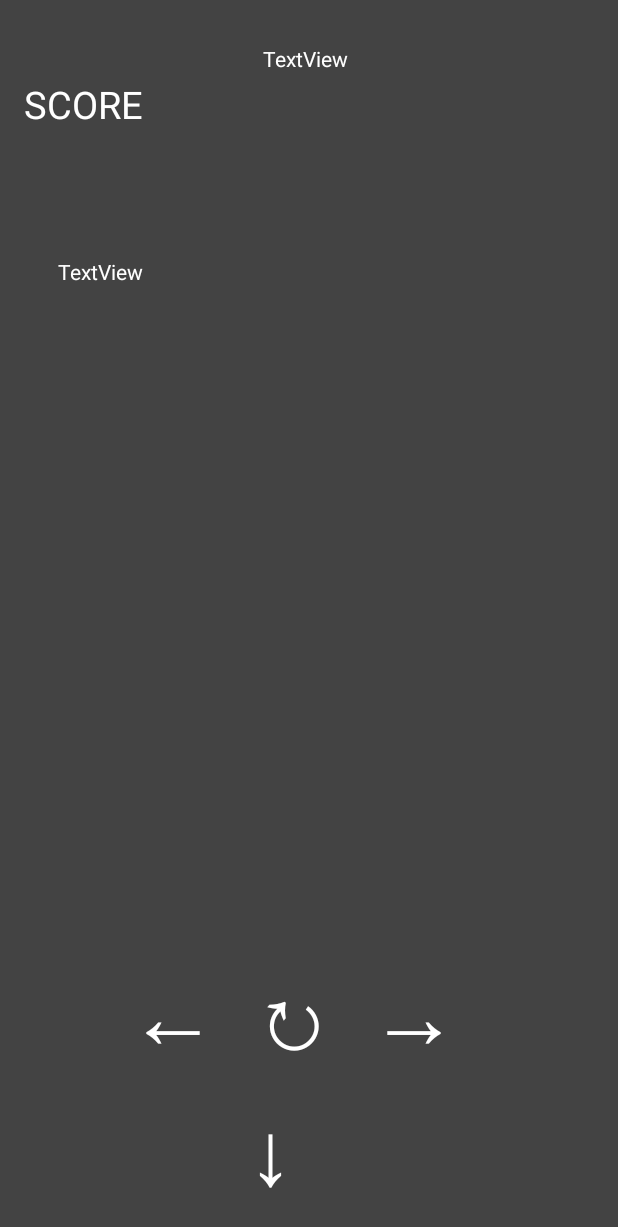
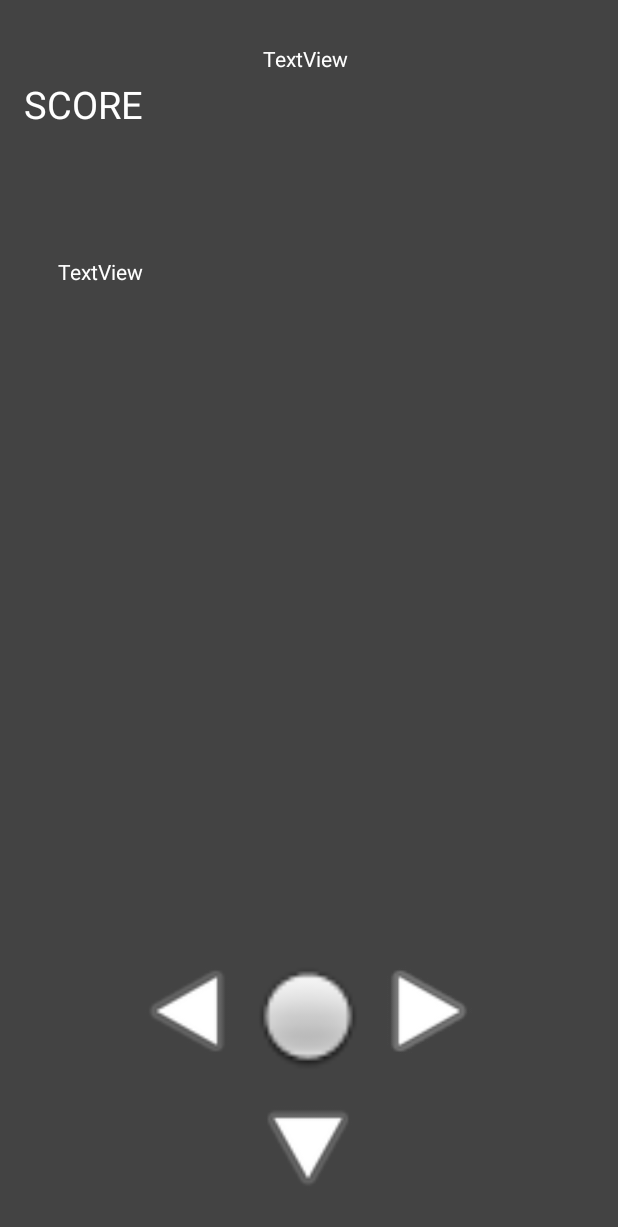
Before and after one commit to konan-pbl-2024/tetoris, an Android app: the GameView screen opened directly, with no data from a screen before it, on a phone screen of 412 x 824 dp. Shown: the top 1227 px of the screen. Run offline under Robolectric (Android 15) with nearby library versions, the phone set to English and light mode, and no system bars.

Commit message:
ゲーム画面のボタンのデザインを変更した

```diff
--- a/app/src/main/res/layout/activity_game_view.xml
+++ b/app/src/main/res/layout/activity_game_view.xml
@@ -7,47 +7,29 @@
     android:background="#434343"
     tools:context=".GameView">
 
-    <TextView
-        android:id="@+id/textView6"
+    <ImageView
+        android:id="@+id/imageView8"
         android:layout_width="80dp"
         android:layout_height="80dp"
-        android:text="↓"
-        android:textColor="#FFFFFF"
-        android:textSize="60sp"
-        app:layout_constraintBottom_toBottomOf="parent"
-        app:layout_constraintEnd_toEndOf="parent"
-        app:layout_constraintHorizontal_bias="0.498"
-        app:layout_constraintStart_toStartOf="parent"
-        app:layout_constraintTop_toTopOf="parent"
-        app:layout_constraintVertical_bias="0.975" />
-
-    <TextView
-        android:id="@+id/textView5"
-        android:layout_width="80dp"
-        android:layout_height="80dp"
-        android:text="→"
-        android:textColor="#FFFFFF"
-        android:textSize="60sp"
         app:layout_constraintBottom_toBottomOf="parent"
         app:layout_constraintEnd_toEndOf="parent"
         app:layout_constraintHorizontal_bias="0.74"
         app:layout_constraintStart_toStartOf="parent"
         app:layout_constraintTop_toTopOf="parent"
-        app:layout_constraintVertical_bias="0.852" />
+        app:layout_constraintVertical_bias="0.852"
+        app:srcCompat="@android:drawable/ic_media_play" />
 
-    <TextView
-        android:id="@+id/textView4"
+    <ImageView
+        android:id="@+id/imageView7"
         android:layout_width="80dp"
         android:layout_height="80dp"
-        android:text="↻"
-        android:textColor="#FFFFFF"
-        android:textSize="60sp"
         app:layout_constraintBottom_toBottomOf="parent"
         app:layout_constraintEnd_toEndOf="parent"
-        app:layout_constraintHorizontal_bias="0.498"
+        app:layout_constraintHorizontal_bias="0.74"
         app:layout_constraintStart_toStartOf="parent"
         app:layout_constraintTop_toTopOf="parent"
-        app:layout_constraintVertical_bias="0.852" />
+        app:layout_constraintVertical_bias="0.852"
+        app:srcCompat="@android:drawable/ic_media_play" />
 
     <TextView
         android:id="@+id/textView"
@@ -62,21 +44,6 @@
         app:layout_constraintStart_toStartOf="parent"
         app:layout_constraintTop_toTopOf="parent"
         app:layout_constraintVertical_bias="0.067" />
-
-    <TextView
-        android:id="@+id/textView3"
-        android:layout_width="80dp"
-        android:layout_height="80dp"
-        android:layout_marginEnd="24dp"
-        android:text="←"
-        android:textColor="#FFFFFF"
-        android:textSize="60sp"
-        app:layout_constraintBottom_toBottomOf="parent"
-        app:layout_constraintEnd_toEndOf="parent"
-        app:layout_constraintHorizontal_bias="0.276"
-        app:layout_constraintStart_toStartOf="parent"
-        app:layout_constraintTop_toTopOf="parent"
-        app:layout_constraintVertical_bias="0.852" />
 
     <TextView
         android:id="@+id/textView7"
@@ -103,4 +70,43 @@
         app:layout_constraintStart_toStartOf="parent"
         app:layout_constraintTop_toTopOf="parent"
         app:layout_constraintVertical_bias="0.039" />
+
+    <ImageView
+        android:id="@+id/imageView3"
+        android:layout_width="80dp"
+        android:layout_height="80dp"
+        android:rotationY="-180"
+        app:layout_constraintBottom_toBottomOf="parent"
+        app:layout_constraintEnd_toEndOf="parent"
+        app:layout_constraintHorizontal_bias="0.256"
+        app:layout_constraintStart_toStartOf="parent"
+        app:layout_constraintTop_toTopOf="parent"
+        app:layout_constraintVertical_bias="0.852"
+        app:srcCompat="@android:drawable/ic_media_play" />
+
+    <ImageView
+        android:id="@+id/imageView4"
+        android:layout_width="80dp"
+        android:layout_height="80dp"
+        android:rotation="90"
+        app:layout_constraintBottom_toBottomOf="parent"
+        app:layout_constraintEnd_toEndOf="parent"
+        app:layout_constraintHorizontal_bias="0.498"
+        app:layout_constraintStart_toStartOf="parent"
+        app:layout_constraintTop_toTopOf="parent"
+        app:layout_constraintVertical_bias="0.975"
+        app:srcCompat="@android:drawable/ic_media_play" />
+
+    <ImageView
+        android:id="@+id/imageView6"
+        android:layout_width="80dp"
+        android:layout_height="80dp"
+        android:layout_marginBottom="24dp"
+        app:layout_constraintBottom_toBottomOf="parent"
+        app:layout_constraintEnd_toEndOf="parent"
+        app:layout_constraintHorizontal_bias="0.498"
+        app:layout_constraintStart_toStartOf="parent"
+        app:layout_constraintTop_toTopOf="parent"
+        app:layout_constraintVertical_bias="0.885"
+        app:srcCompat="@android:drawable/radiobutton_off_background" />
 </androidx.constraintlayout.widget.ConstraintLayout>
```
